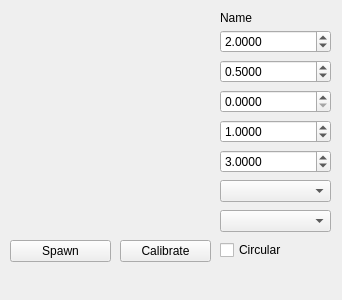
Old version of the form examples/plugins/camera_lens_control/mainwindow.ui in the repository shyamalschandra/gazebo-official.
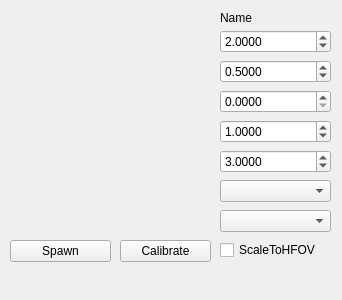
New version of the form.

Commit message: rename widget

```diff
--- a/examples/plugins/camera_lens_control/mainwindow.ui
+++ b/examples/plugins/camera_lens_control/mainwindow.ui
@@ -152,7 +152,7 @@
      </rect>
     </property>
     <property name="text">
-     <string>Circular</string>
+     <string>ScaleToHFOV</string>
     </property>
    </widget>
    <widget class="QPushButton" name="pbSpawn">
```
Left out of the diff: 2 changed lines with no effect on the pictures.
